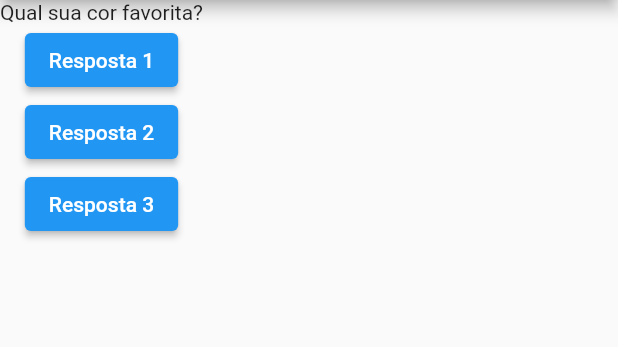
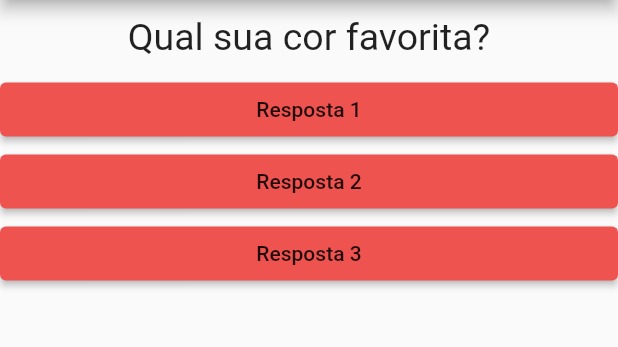
Before and after one commit to Rafael-Ramosc/App-Perguntas, a Flutter app: the screen it shows after launch, on a phone screen of 412 x 824 dp, the part 84-431 px from its top. Run offline on Flutter 3.47's test engine with Material 2 defaults, Android fonts, the phone set to English and light mode, and no system bars.

Commit message:
estudo 25/04/2022

```diff
--- a/lib/main.dart
+++ b/lib/main.dart
@@ -1,4 +1,6 @@
 import 'package:flutter/material.dart';
+import './questao.dart';
+import './resposta.dart';
 
 main() {
   runApp(PerguntaApp());
@@ -11,8 +13,6 @@ class PerguntaAppState extends State<PerguntaApp> {
     setState(() {
       perguntaSelecionada++;
     });
-
-    print(perguntaSelecionada);
   }
 
   @override
@@ -20,6 +20,11 @@ class PerguntaAppState extends State<PerguntaApp> {
     final perguntas = [
       'Qual sua cor favorita?',
       'Qual seu animal favorito?',
+    ];
+    final resposta = [
+      'Resposta 1',
+      'Resposta 2',
+      'Resposta 3',
     ];
 
     return MaterialApp(
@@ -30,21 +35,10 @@ class PerguntaAppState extends State<PerguntaApp> {
         ),
         body: Column(
           children: [
-            Text(perguntas[perguntaSelecionada]),
-            ElevatedButton(
-              onPressed: responder,
-              child: Text('Resposta 1'),
-            ),
-            ElevatedButton(
-              onPressed: () {
-                print('Resposta 2 respondida!');
-              },
-              child: Text('Resposta 2'),
-            ),
-            ElevatedButton(
-              onPressed: () => print('Resposta 3 respondida'),
-              child: Text('Resposta 3'),
-            ),
+            Questao(perguntas[perguntaSelecionada]),
+            Resposta(resposta[0], responder),
+            Resposta(resposta[1], responder),
+            Resposta(resposta[2], responder),
           ],
         ),
       ),
--- /dev/null
+++ b/lib/questao.dart
@@ -0,0 +1,20 @@
+import 'package:flutter/material.dart';
+
+class Questao extends StatelessWidget {
+  String texto;
+
+  Questao(this.texto);
+
+  @override
+  Widget build(BuildContext context) {
+    return Container(
+      width: double.infinity,
+      margin: EdgeInsets.all(10),
+      child: Text(
+        texto,
+        style: TextStyle(fontSize: 25),
+        textAlign: TextAlign.center,
+      ),
+    );
+  }
+}
--- /dev/null
+++ b/lib/resposta.dart
@@ -0,0 +1,23 @@
+import 'package:flutter/material.dart';
+import './main.dart';
+
+class Resposta extends StatelessWidget {
+  final String answer;
+  final void Function() quandoSelecionado;
+
+  Resposta(this.answer, this.quandoSelecionado);
+
+  @override
+  Widget build(BuildContext context) {
+    return Container(
+      width: double.infinity,
+      child: ElevatedButton(
+        onPressed: quandoSelecionado,
+        child: Text(answer),
+        style: ButtonStyle(
+            backgroundColor: MaterialStateProperty.all(Colors.red[400]),
+            foregroundColor: MaterialStateProperty.all(Colors.black87)),
+      ),
+    );
+  }
+}
```
